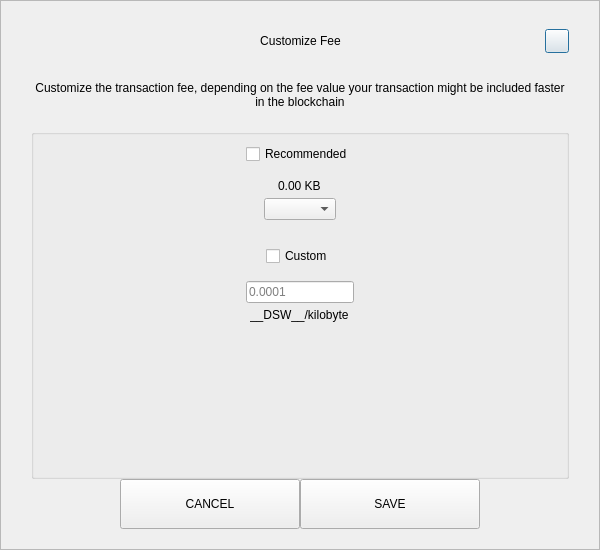
First picture: the form in src/qt/pivx/forms/sendcustomfeedialog.ui, repository decenomy/DSW, before the edit.
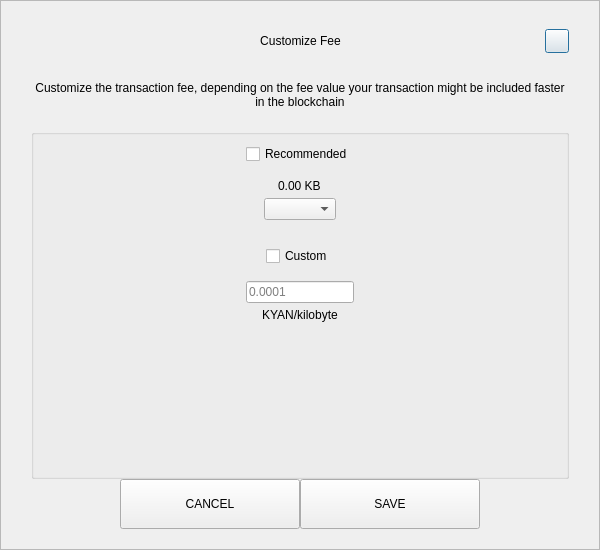
Second picture: the form after the edit.

```diff
--- a/src/qt/pivx/forms/sendcustomfeedialog.ui
+++ b/src/qt/pivx/forms/sendcustomfeedialog.ui
@@ -287,7 +287,7 @@
            <item alignment="Qt::AlignHCenter">
             <widget class="QLabel" name="labelCustomFee">
              <property name="text">
-              <string>__DSW__/kilobyte</string>
+              <string>KYAN/kilobyte</string>
              </property>
             </widget>
            </item>
```
